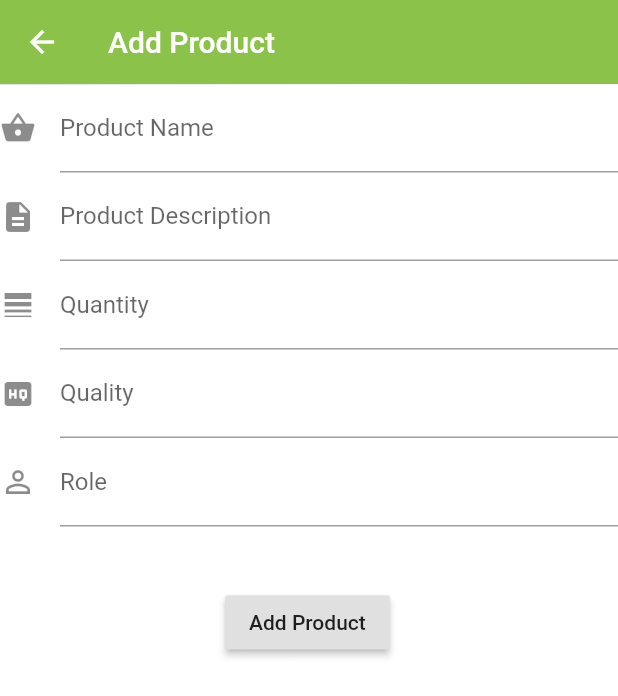
After one commit to HariharanK16/Innovation-Practices, a Flutter app: the screen it shows once a user with an empty profile is signed in, after a tap on the "add shopping cart" icon, on a phone screen of 412 x 824 dp. The commit adds this screen. Shown: the top 696 px of the screen. Run offline on Flutter 3.47's test engine with Material 2 defaults, Android fonts, the phone set to English and light mode, and no system bars; our stand-ins replace cloud_firestore, firebase_auth, firebase_core, flutter_spinkit, simple_animations; accounts and stored records are empty.

Commit message:
addProduct

```diff
--- /dev/null
+++ b/FrontEnd/supplychaintracker/lib/screens/addproduct.dart
@@ -0,0 +1,128 @@
+import 'package:cloud_firestore/cloud_firestore.dart';
+import "package:flutter/material.dart";
+import 'package:provider/provider.dart';
+import 'package:supplychaintracker/services/auth.dart';
+import 'package:supplychaintracker/services/database.dart';
+
+class Addproduct extends StatelessWidget {
+  // bool loading = false;
+  @override
+  Widget build(BuildContext context) {
+    return StreamProvider<QuerySnapshot>.value(
+      value: DatabaseService().accounts,
+      child: Scaffold(
+        backgroundColor: Colors.white,
+        appBar: AppBar(
+          title: Text('Add Product'),
+          backgroundColor: Colors.lightGreen,
+          elevation: 0.2,
+        ),
+        body: MyCustomForm(),
+      ),
+    );
+  }
+}
+
+class MyCustomForm extends StatefulWidget {
+  @override
+  MyCustomFormState createState() {
+    return MyCustomFormState();
+  }
+}
+
+// Create a corresponding State class. This class holds data related to the form.
+class MyCustomFormState extends State<MyCustomForm> {
+  // Create a global key that uniquely identifies the Form widget
+  // and allows validation of the form.
+  final _formKey = GlobalKey<FormState>();
+  final AuthService _auth = AuthService();
+  String pname = '';
+  String pdesc = '';
+  String quan = '';
+  String qual = '';
+  String role = '';
+  String error = '';
+
+  @override
+  Widget build(BuildContext context) {
+    // Build a Form widget using the _formKey created above.
+    return Form(
+      key: _formKey,
+      child: Column(
+        crossAxisAlignment: CrossAxisAlignment.start,
+        children: <Widget>[
+          TextFormField(
+            validator: (val) => val.isEmpty ? 'Enter a product name' : null,
+            decoration: const InputDecoration(
+              icon: const Icon(Icons.shopping_basket),
+              hintText: 'Enter product name',
+              labelText: 'Product Name',
+            ),
+            onChanged: (val) {
+              setState(() => pname = val);
+            },
+          ),
+          TextFormField(
+            validator: (val) => val.isEmpty ? 'Enter description' : null,
+            decoration: const InputDecoration(
+              icon: const Icon(Icons.description),
+              hintText: 'Enter product description',
+              labelText: 'Product Description',
+            ),
+            onChanged: (val) {
+              setState(() => pdesc = val);
+            },
+          ),
+          TextFormField(
+            validator: (val) => val.isEmpty ? 'Quantity must' : null,
+            decoration: const InputDecoration(
+              icon: const Icon(Icons.line_weight),
+              hintText: 'Enter product quantity in kilograms',
+              labelText: 'Quantity',
+            ),
+            onChanged: (val) {
+              setState(() => quan = val);
+            },
+          ),
+          TextFormField(
+            validator: (val) => val.isEmpty ? 'Enter quality grade' : null,
+            decoration: const InputDecoration(
+              icon: const Icon(Icons.high_quality),
+              hintText: 'Enter Quality check details',
+              labelText: 'Quality',
+            ),
+            onChanged: (val) {
+              setState(() => qual = val);
+            },
+          ),
+          TextFormField(
+            validator: (val) => val.isEmpty ? 'Enter your role' : null,
+            decoration: const InputDecoration(
+              icon: const Icon(Icons.perm_identity),
+              hintText: 'Enter your role eg:"Farmer"',
+              labelText: 'Role',
+            ),
+            onChanged: (val) {
+              setState(() => role = val);
+            },
+          ),
+          new Container(
+            child: new Container(
+                padding: const EdgeInsets.only(left: 150.0, top: 40.0),
+                child: new RaisedButton(
+                  child: const Text('Add Product'),
+                  onPressed: () async {
+                    if (_formKey.currentState.validate()) {
+                      await DatabaseService(uid: uid)
+                          .addProduct(pname, pdesc, quan, qual, role);
+
+                      Navigator.pop(context);
+                    }
+                  },
+                )),
+          ),
+        ],
+      ),
+    );
+  }
+}
--- a/FrontEnd/supplychaintracker/lib/screens/home/home.dart
+++ b/FrontEnd/supplychaintracker/lib/screens/home/home.dart
@@ -1,5 +1,6 @@
 import 'package:cloud_firestore/cloud_firestore.dart';
 import "package:flutter/material.dart";
+import 'package:supplychaintracker/screens/addproduct.dart';
 import 'package:supplychaintracker/services/auth.dart';
 import 'package:provider/provider.dart';
 import 'package:cloud_firestore/cloud_firestore.dart';
@@ -28,6 +29,21 @@ class Home extends StatelessWidget {
             ),
           ],
         ),
+        body: Center(
+          child: Ink(
+            decoration: const ShapeDecoration(
+              color: Colors.lightBlue,
+              shape: CircleBorder(),
+            ),
+            child: IconButton(
+                icon: Icon(Icons.add_shopping_cart),
+                color: Colors.white,
+                onPressed: () {
+                  Navigator.push(context,
+                      MaterialPageRoute(builder: (context) => Addproduct()));
+                }),
+          ),
+        ),
       ),
     );
   }
--- a/FrontEnd/supplychaintracker/lib/services/auth.dart
+++ b/FrontEnd/supplychaintracker/lib/services/auth.dart
@@ -1,6 +1,8 @@
 import 'package:firebase_auth/firebase_auth.dart';
 import 'package:supplychaintracker/models/user.dart';
 import 'package:supplychaintracker/services/database.dart';
+
+String uid;
 
 class AuthService {
   final FirebaseAuth _auth = FirebaseAuth.instance;
@@ -33,6 +35,7 @@ class AuthService {
       UserCredential result =
           await _auth.signInWithEmailAndPassword(email: email, password: pwd);
       User user = result.user;
+      uid = user.uid;
       return _userFromUser(user);
     } catch (e) {
       print(e.toString());
@@ -47,6 +50,7 @@ class AuthService {
       UserCredential result = await _auth.createUserWithEmailAndPassword(
           email: email, password: pwd);
       User user = result.user;
+      uid = user.uid;
       await DatabaseService(uid: user.uid).updateUserAccount(userName, email);
       return _userFromUser(user);
     } catch (e) {
--- a/FrontEnd/supplychaintracker/lib/services/database.dart
+++ b/FrontEnd/supplychaintracker/lib/services/database.dart
@@ -2,10 +2,14 @@ import 'package:cloud_firestore/cloud_firestore.dart';
 
 class DatabaseService {
   final String uid;
+
   DatabaseService({this.uid});
   //collection reference
   final CollectionReference account =
       FirebaseFirestore.instance.collection('accountDetail');
+
+  final CollectionReference product =
+      FirebaseFirestore.instance.collection('ProductDetail');
 
   Future updateUserAccount(String userName, String email) async {
     return await account.doc(uid).set({
@@ -15,6 +19,19 @@ class DatabaseService {
     });
   }
 
+  Future addProduct(
+      String pname, String pdesc, String quan, String qual, String role) async {
+    return await product.doc().set({
+      'ProductName': pname,
+      'ProductDesc': pdesc,
+      'Quantity': quan,
+      'Quality': qual,
+      'Role': role,
+      'TimeStamp': Timestamp.now(),
+      'userID': uid,
+    });
+  }
+
   Stream<QuerySnapshot> get accounts {
     return account.snapshots();
   }
--- a/FrontEnd/supplychaintracker/pubspec.yaml
+++ b/FrontEnd/supplychaintracker/pubspec.yaml
@@ -34,6 +34,7 @@ dependencies:
   provider: ^4.3.3
   flutter_spinkit: "^4.1.2"
   simple_animations: ^1.3.3
+  flutter_form_builder: ^4.2.0
 
 dev_dependencies:
   flutter_test:
```
Also changed, not shown: FrontEnd/supplychaintracker/pubspec.lock.
